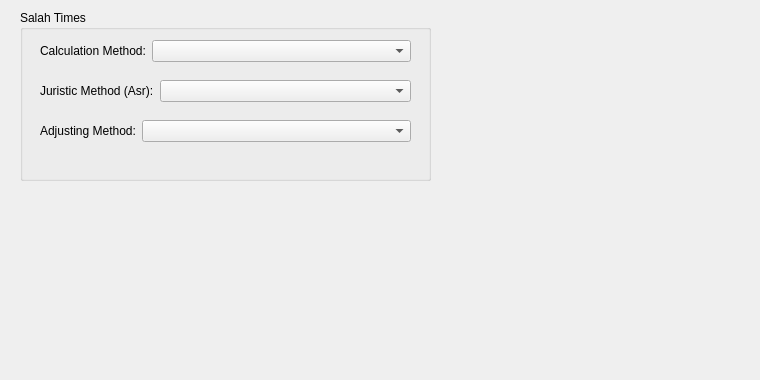
First picture: the form in extensions/salah/settings_tab_widget_form.ui, repository abumq/project-islam, before the edit.
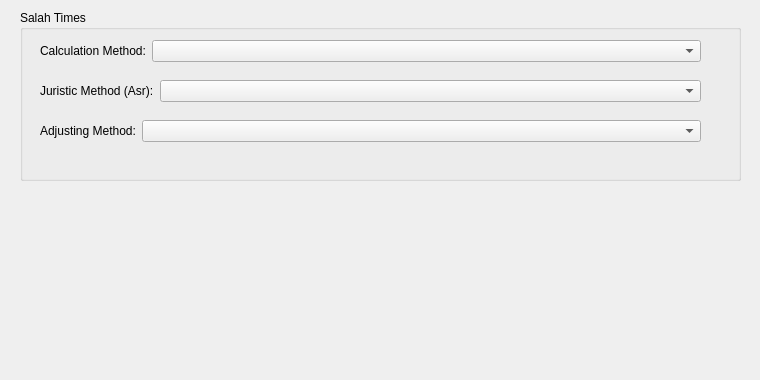
Second picture: the form after the edit.

Commit message: Load settings to salah settings tab

Diff of the .ui file:
```diff
--- a/extensions/salah/settings_tab_widget_form.ui
+++ b/extensions/salah/settings_tab_widget_form.ui
@@ -30,7 +30,7 @@
     <rect>
      <x>20</x>
      <y>10</y>
-     <width>411</width>
+     <width>721</width>
      <height>171</height>
     </rect>
    </property>
@@ -45,7 +45,7 @@
      <rect>
       <x>20</x>
       <y>30</y>
-      <width>371</width>
+      <width>661</width>
       <height>29</height>
      </rect>
     </property>
@@ -67,7 +67,7 @@
      <rect>
       <x>20</x>
       <y>70</y>
-      <width>371</width>
+      <width>661</width>
       <height>29</height>
      </rect>
     </property>
@@ -84,12 +84,12 @@
      </item>
     </layout>
    </widget>
-   <widget class="QWidget" name="">
+   <widget class="QWidget" name="layoutWidget">
     <property name="geometry">
      <rect>
       <x>20</x>
       <y>110</y>
-      <width>371</width>
+      <width>661</width>
       <height>29</height>
      </rect>
     </property>
```
The commit also changes 6 other files.
